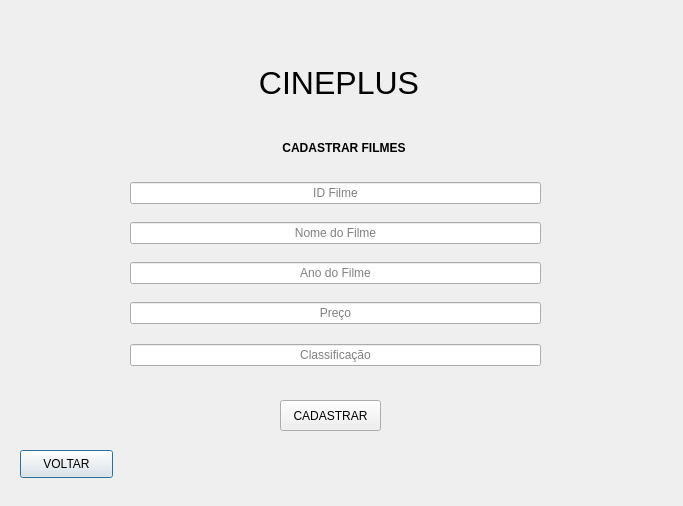
Old version of the form TELA_DPS_CADASTRAR_FUNC.ui in the repository Josmateussilva0110/PROJETO_POO.
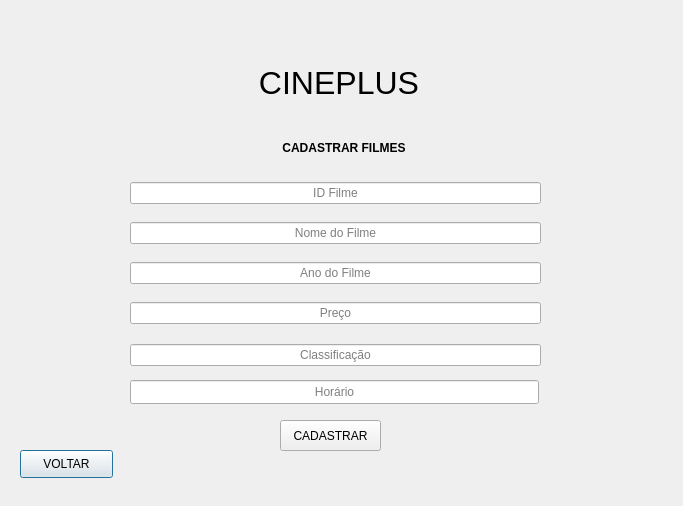
New version of the form.

The edit to the form file:
```diff
--- a/TELA_DPS_CADASTRAR_FUNC.ui
+++ b/TELA_DPS_CADASTRAR_FUNC.ui
@@ -144,7 +144,7 @@
    <property name="geometry">
     <rect>
      <x>280</x>
-     <y>400</y>
+     <y>420</y>
      <width>101</width>
      <height>31</height>
     </rect>
@@ -175,6 +175,22 @@
     </item>
    </layout>
   </widget>
+  <widget class="QLineEdit" name="lineEdit_6">
+   <property name="geometry">
+    <rect>
+     <x>130</x>
+     <y>380</y>
+     <width>409</width>
+     <height>24</height>
+    </rect>
+   </property>
+   <property name="alignment">
+    <set>Qt::AlignCenter</set>
+   </property>
+   <property name="placeholderText">
+    <string>Horário</string>
+   </property>
+  </widget>
  </widget>
  <resources/>
  <connections/>
```
